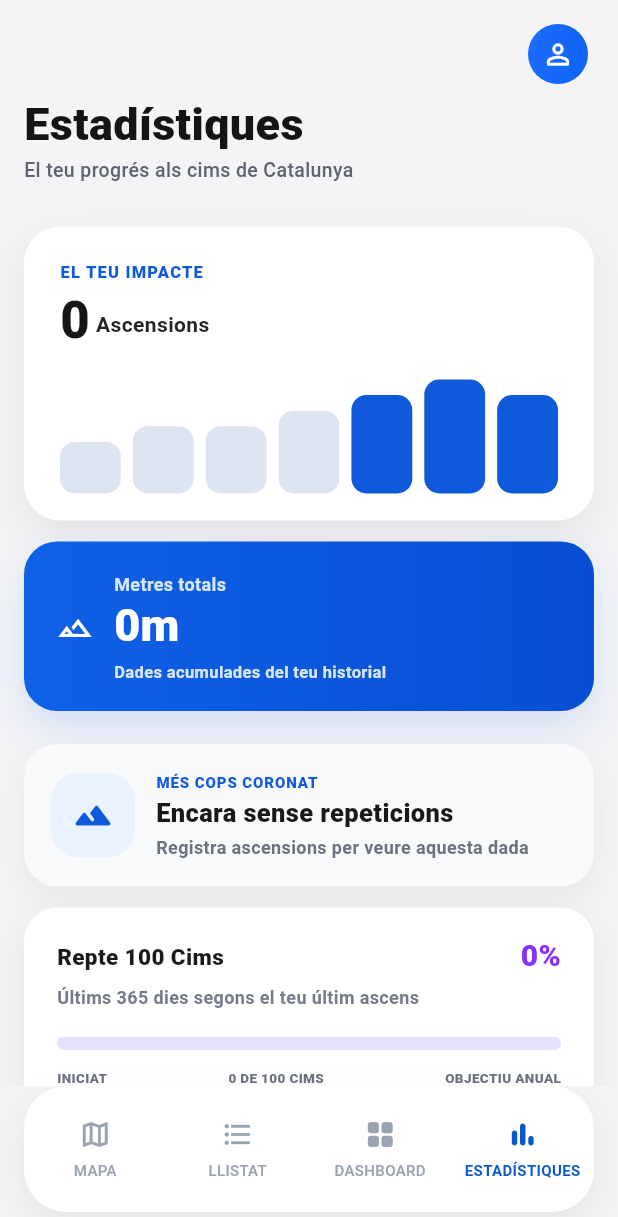
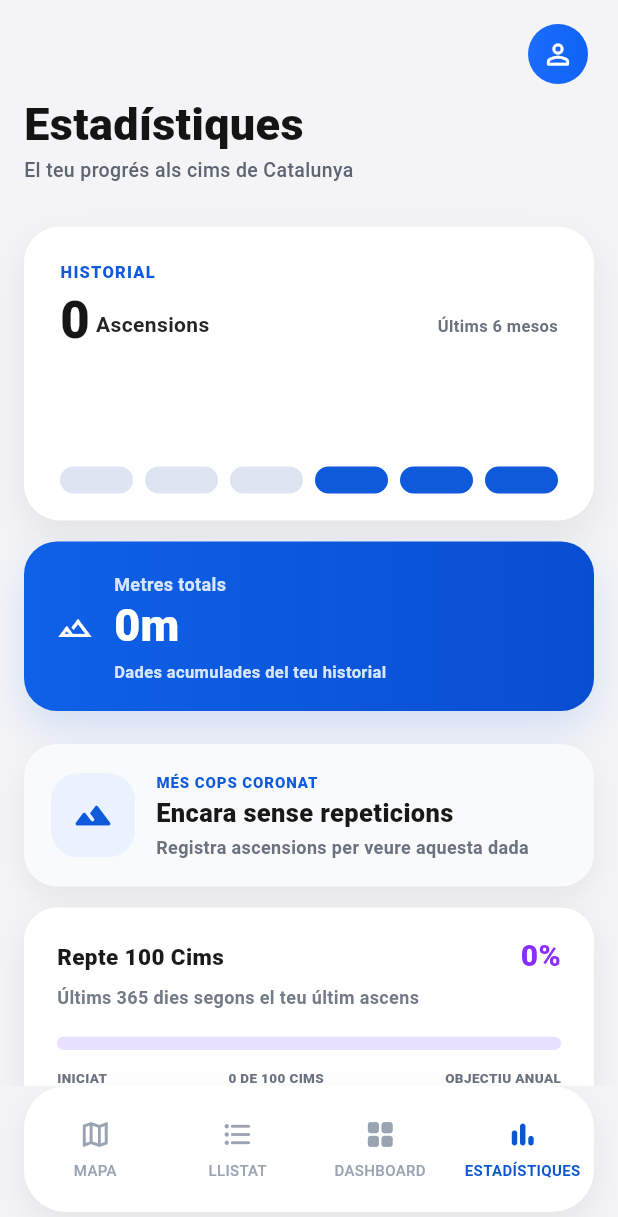
Before and after one commit to dacaga24-cpu/CiMS, a Flutter app: the MainNavigationScreen screen opened by its route, item 4 of the bottom bar chosen, on a phone screen of 412 x 824 dp. Shown: the top 1217 px of the screen. Run offline on Flutter 3.47's test engine with Material 3 defaults, Android fonts, the light colour scheme and no system bars; our stand-ins replace auto_route, flutter_secure_storage, flutter_svg, google_maps_flutter; accounts and stored records are empty; network calls fail; project files that could hold a hidden picture were left out.

Commit message:
Frontend: Refresh stats after ascent registration and rename stats impact card to history card

```diff
--- a/frontend/lib/app/screens/user_stats/user_stats_controller.dart
+++ b/frontend/lib/app/screens/user_stats/user_stats_controller.dart
@@ -1,6 +1,8 @@
 import 'package:cims/app/client/api/api_client_impl.dart';
 import 'package:cims/core/client/api_client.dart';
 import 'package:cims/core/entity/user_stats.dart';
+import 'package:cims/core/session/app_session.dart';
+import 'package:cims/core/store/user_stats_refresh_store.dart';
 import 'package:cims/core/usecase/get_user_stats_usecase.dart';
 import 'package:flutter/material.dart';
 
@@ -10,12 +12,21 @@ import 'package:flutter/material.dart';
 class UserStatsController extends ChangeNotifier {
   UserStatsController({
     GetUserStatsUseCase? getUserStatsUseCase,
-  }) : _getUserStatsUseCase =
-            getUserStatsUseCase ?? GetUserStatsUseCase(ApiClientImpl());
+    UserStatsRefreshStore? userStatsRefreshStore,
+  })  : _getUserStatsUseCase =
+            getUserStatsUseCase ?? GetUserStatsUseCase(ApiClientImpl()),
+        _userStatsRefreshStore =
+            userStatsRefreshStore ?? AppSession.userStatsRefreshStore {
+    _userStatsRefreshStore.addListener(_handleStatsChanged);
+  }
 
   // Aquest cas d’ús encapsula la consulta de les estadístiques personals.
   // El controller no fa peticions HTTP directes.
   final GetUserStatsUseCase _getUserStatsUseCase;
+
+  // Aquest store permet detectar quan una acció externa, com registrar una ascensió,
+  // pot haver modificat les dades que es mostren a estadístiques.
+  final UserStatsRefreshStore _userStatsRefreshStore;
 
   // Aquest bloc conserva les dades rebudes del backend i els estats visuals
   // necessaris per saber si la pantalla ha de mostrar contingut, càrrega o error.
@@ -29,7 +40,7 @@ class UserStatsController extends ChangeNotifier {
   String? get errorMessage => _errorMessage;
 
   // Aquestes banderes internes eviten actualitzacions insegures i càrregues repetides.
-  // Són importants perquè la pantalla pot reconstruir-se sense haver de repetir la petició.
+  // Són importants perquè la pantalla pot reconstruir-se sense haver de repetir la petició inicial.
   bool _disposed = false;
   bool _hasLoaded = false;
 
@@ -115,6 +126,12 @@ class UserStatsController extends ChangeNotifier {
     await loadStats();
   }
 
+  // Aquest mètode s’executa quan una altra part de l’aplicació indica
+  // que les estadístiques poden haver canviat.
+  void _handleStatsChanged() {
+    loadStats();
+  }
+
   // Aquest mètode demana les estadístiques al backend i actualitza l’estat visual.
   Future<void> loadStats() async {
     if (_isLoading) return;
@@ -155,9 +172,10 @@ class UserStatsController extends ChangeNotifier {
   }
 
   // Aquest mètode marca el controller com a finalitzat abans d’alliberar-lo.
-  // Això evita avisos a la UI quan una petició acaba després de sortir de la pantalla.
+  // També deixa d’escoltar el store compartit per evitar actualitzacions innecessàries.
   @override
   void dispose() {
+    _userStatsRefreshStore.removeListener(_handleStatsChanged);
     _disposed = true;
     super.dispose();
   }
--- a/frontend/lib/app/screens/user_stats/user_stats_screen.dart
+++ b/frontend/lib/app/screens/user_stats/user_stats_screen.dart
@@ -1,9 +1,8 @@
-import 'package:auto_route/auto_route.dart';
 import 'package:auto_route/auto_route.dart';
 import 'package:cims/app/screens/user_stats/user_stats_controller.dart';
 import 'package:cims/app/screens/user_stats/widgets/stats_challenge_card.dart';
 import 'package:cims/app/screens/user_stats/widgets/stats_error_state.dart';
-import 'package:cims/app/screens/user_stats/widgets/stats_impact_card.dart';
+import 'package:cims/app/screens/user_stats/widgets/stats_history_card.dart';
 import 'package:cims/app/screens/user_stats/widgets/stats_loading_state.dart';
 import 'package:cims/app/screens/user_stats/widgets/stats_most_ascended_card.dart';
 import 'package:cims/app/screens/user_stats/widgets/stats_recent_ascents_list.dart';
@@ -60,7 +59,7 @@ class _UserStatsScreenState extends State<UserStatsScreen> {
         if (stats == null) {
           return StatsErrorState(
             message: controller.errorMessage ??
-                'No hi ha dades d’estadístiques disponibles',
+                'No hi ha dades d\'estadístiques disponibles',
             onRetryTap: controller.onRetryTap,
           );
         }
@@ -92,9 +91,10 @@ class _UserStatsScreenState extends State<UserStatsScreen> {
                 ),
               ),
               const SizedBox(height: 28),
-              StatsImpactCard(
+              StatsHistoryCard(
                 totalAscents: stats.totalAscents,
                 monthlyAscents: stats.monthlyAscents,
+                monthsToShow: 6,
               ),
               const SizedBox(height: 14),
               StatsTotalMetersCard(
--- a/frontend/lib/app/screens/user_stats/widgets/stats_impact_card.dart
+++ b/frontend/lib/app/screens/user_stats/widgets/stats_history_card.dart
@@ -1,21 +1,28 @@
 import 'package:cims/core/entity/user_stats.dart';
 import 'package:flutter/material.dart';
 
-// Aquesta targeta mostra l’impacte general de l’usuari.
-// Inclou el total d’ascensions i una representació visual simple de l’evolució mensual.
-class StatsImpactCard extends StatelessWidget {
-  const StatsImpactCard({
+// Aquesta targeta mostra l’historial recent d’ascensions de l’usuari.
+// Inclou el total acumulat i una representació visual configurable de l’evolució mensual.
+class StatsHistoryCard extends StatelessWidget {
+  const StatsHistoryCard({
     super.key,
     required this.totalAscents,
     required this.monthlyAscents,
-  });
+    this.monthsToShow = 6,
+  }) : assert(
+          monthsToShow == 1 ||
+              monthsToShow == 3 ||
+              monthsToShow == 6 ||
+              monthsToShow == 12,
+        );
 
   // Aquestes dades permeten mostrar el volum total d’activitat i l’evolució mensual.
-  // S’utilitzen per donar una visió ràpida del progrés acumulat de l’usuari.
+  // El nombre de mesos visibles es pot ajustar segons el nivell de detall necessari.
   final int totalAscents;
   final List<MonthlyAscentsStats> monthlyAscents;
+  final int monthsToShow;
 
-  // Aquest mètode construeix la targeta principal d’impacte amb el total d’ascensions
+  // Aquest mètode construeix la targeta d’historial amb el total d’ascensions
   // i un gràfic senzill que ajuda a interpretar l’activitat recent.
   @override
   Widget build(BuildContext context) {
@@ -39,7 +46,7 @@ class StatsImpactCard extends StatelessWidget {
         crossAxisAlignment: CrossAxisAlignment.start,
         children: [
           const Text(
-            'EL TEU IMPACTE',
+            'HISTORIAL',
             style: TextStyle(
               fontSize: 11,
               letterSpacing: 0.8,
@@ -72,6 +79,18 @@ class StatsImpactCard extends StatelessWidget {
                   ),
                 ),
               ),
+              const Spacer(),
+              Padding(
+                padding: const EdgeInsets.only(bottom: 4),
+                child: Text(
+                  'Últims $monthsToShow mesos',
+                  style: const TextStyle(
+                    fontSize: 11,
+                    fontWeight: FontWeight.w700,
+                    color: Color(0xFF6B7280),
+                  ),
+                ),
+              ),
             ],
           ),
           const SizedBox(height: 24),
@@ -100,20 +119,27 @@ class StatsImpactCard extends StatelessWidget {
     );
   }
 
-  // Aquest getter limita el gràfic als últims set mesos disponibles.
-  // Si encara no hi ha dades mensuals, mostra una estructura neutra.
+  // Aquest getter limita el gràfic al nombre de mesos configurat.
+  // Si hi ha menys dades disponibles, completa el principi amb mesos sense activitat.
   List<int> get _visibleValues {
-    if (monthlyAscents.isEmpty) {
-      return const [1, 2, 2, 3, 4, 5, 4];
+    final totals = monthlyAscents.map((month) => month.total).toList();
+
+    if (totals.isEmpty) {
+      return List.filled(monthsToShow, 0);
     }
 
-    final totals = monthlyAscents.map((month) => month.total).toList();
+    final visibleTotals = totals.length <= monthsToShow
+        ? totals
+        : totals.sublist(totals.length - monthsToShow);
 
-    if (totals.length <= 7) {
-      return totals;
+    if (visibleTotals.length == monthsToShow) {
+      return visibleTotals;
     }
 
-    return totals.sublist(totals.length - 7);
+    return [
+      ...List.filled(monthsToShow - visibleTotals.length, 0),
+      ...visibleTotals,
+    ];
   }
 
   // Aquest mètode obté el valor més alt del gràfic.
@@ -144,7 +170,7 @@ class _StatsBar extends StatelessWidget {
   // Aquest mètode construeix una barra proporcional al valor mensual rebut.
   @override
   Widget build(BuildContext context) {
-    final height = 24 + (52 * (value / maxValue));
+    final height = value == 0 ? 18.0 : 24 + (52 * (value / maxValue));
 
     return Align(
       alignment: Alignment.bottomCenter,
--- a/frontend/lib/core/session/app_session.dart
+++ b/frontend/lib/core/session/app_session.dart
@@ -1,6 +1,7 @@
 import 'package:cims/app/client/session/session_storage_impl.dart';
 import 'package:cims/core/client/session_storage.dart';
 import 'package:cims/core/store/peak_status_store.dart';
+import 'package:cims/core/store/user_stats_refresh_store.dart';
 import 'package:cims/core/usecase/session/clear_session_usecase.dart';
 import 'package:cims/core/usecase/session/has_saved_session_usecase.dart';
 import 'package:cims/core/usecase/session/save_session_usecase.dart';
@@ -19,6 +20,10 @@ class AppSession {
   static late final SaveSessionUseCase saveSessionUseCase;
   static late final ClearSessionUseCase clearSessionUseCase;
 
+  // Aquest store notifica canvis que afecten la pantalla d’estadístiques.
+  // Permet recarregar les dades quan es registra una nova ascensió.
+  static late final UserStatsRefreshStore userStatsRefreshStore;
+
   // Store únic dels estats personals dels cims. Viu lligat a la sessió perquè
   // s'ha de buidar quan l'usuari tanca sessió o quan el backend invalida el
   // token, per evitar que els estats d'un usuari es mostrin a un altre.
@@ -29,8 +34,8 @@ class AppSession {
   static Future<void> Function()? _onSessionExpired;
 
   // Aquest mètode inicialitza la infraestructura comuna de sessió.
-  // Crea la persistència real i prepara els casos d’ús necessaris
-  // per guardar, comprovar o netejar la sessió de l’usuari.
+  // Crea la persistència real, prepara els casos d’ús necessaris
+  // i inicialitza els stores compartits de la sessió.
   static void initialize({
     SessionStorage? sessionStorage,
   }) {
@@ -48,6 +53,7 @@ class AppSession {
       sessionStorage: storage,
     );
 
+    userStatsRefreshStore = UserStatsRefreshStore();
     peakStatusStore = PeakStatusStore();
   }
 
--- /dev/null
+++ b/frontend/lib/core/store/user_stats_refresh_store.dart
@@ -0,0 +1,12 @@
+import 'package:flutter/foundation.dart';
+
+// Aquest store notifica quan les estadístiques personals poden haver canviat.
+// Serveix per mantenir sincronitzada la pantalla d’estadístiques després
+// d’accions com registrar una nova ascensió.
+class UserStatsRefreshStore extends ChangeNotifier {
+  // Aquest mètode avisa les pantalles interessades que cal tornar
+  // a consultar les estadístiques al backend.
+  void notifyStatsChanged() {
+    notifyListeners();
+  }
+}
```
Also changed, not shown: frontend/lib/app/screens/ascent_register/ascent_register_controller.dart (+14 -7 lines), frontend/lib/app/screens/user_stats/widgets/stats_recent_ascents_list.dart (+0 -12 lines).
